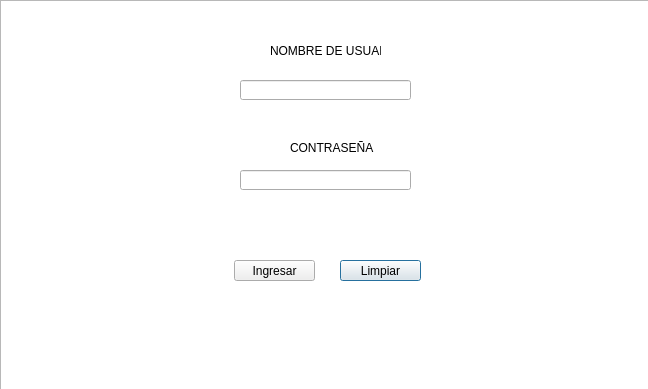
The window that login.ui (Imarjimenez/Proyecto-final) describes before a commit, drawn with Qt 5.
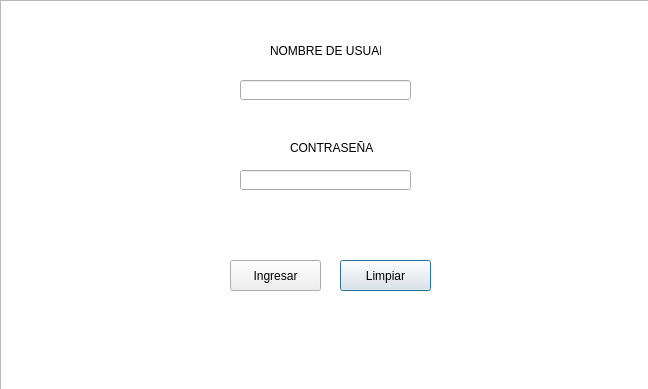
The same window after the commit.

Patch:
```diff
--- a/login.ui
+++ b/login.ui
@@ -74,8 +74,8 @@
     <rect>
      <x>340</x>
      <y>260</y>
-     <width>81</width>
-     <height>21</height>
+     <width>91</width>
+     <height>31</height>
     </rect>
    </property>
    <property name="text">
@@ -85,10 +85,10 @@
   <widget class="QPushButton" name="pushButton_2">
    <property name="geometry">
     <rect>
-     <x>234</x>
+     <x>230</x>
      <y>260</y>
-     <width>81</width>
-     <height>21</height>
+     <width>91</width>
+     <height>31</height>
     </rect>
    </property>
    <property name="text">
```
Left out of the diff: 3 changed lines with no effect on the pictures.
